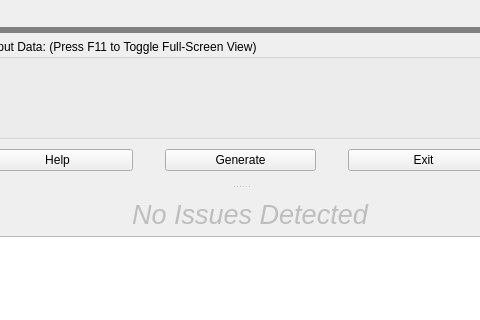
First picture: the form in products/RAT-STATS/rstats_modules/stratified_variable_appraisal/src/UIRStatsSVA.ui, repository cbtek/RStats2017, before the edit; both pictures show x 311 to 791 and y 330 to 650 of the 1103 by 789 pixel window.
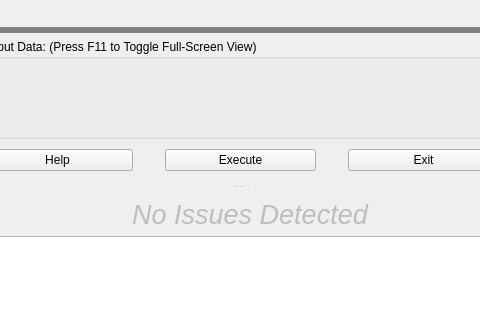
Second picture: the form after the edit.

Diff of the .ui file:
```diff
--- a/products/RAT-STATS/rstats_modules/stratified_variable_appraisal/src/UIRStatsSVA.ui
+++ b/products/RAT-STATS/rstats_modules/stratified_variable_appraisal/src/UIRStatsSVA.ui
@@ -218,7 +218,7 @@
           </sizepolicy>
          </property>
          <property name="text">
-          <string>Generate</string>
+          <string>Execute</string>
          </property>
          <property name="iconSize">
           <size>
```
Left out of the diff: 10 changed lines with no effect on the pictures.
